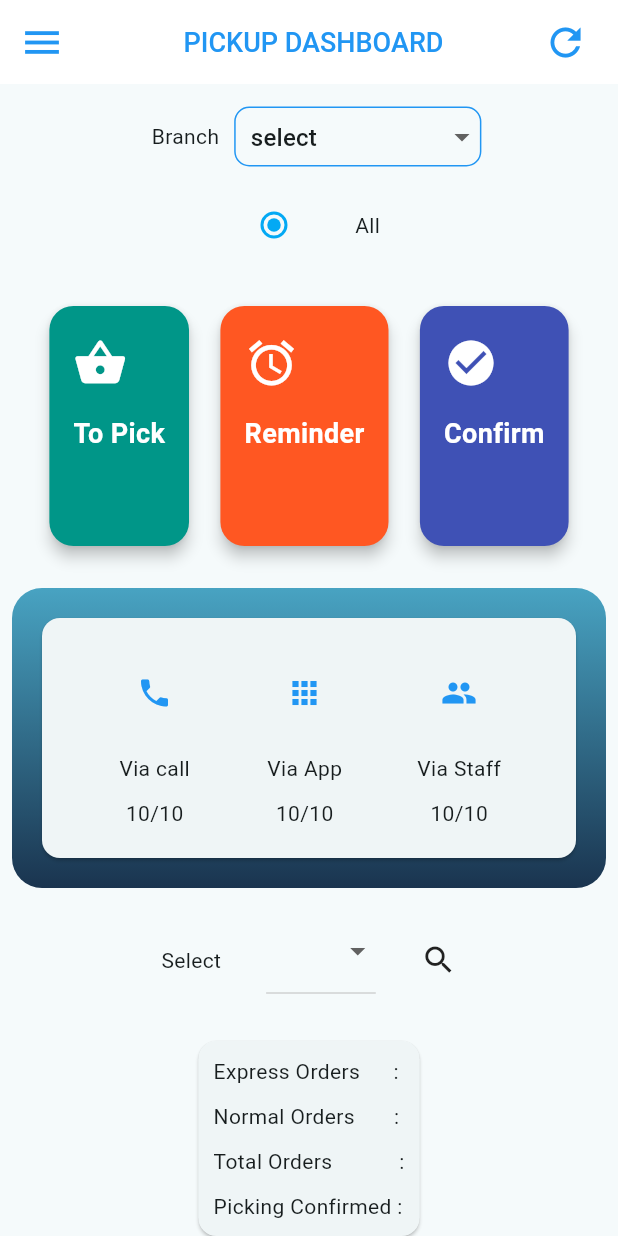
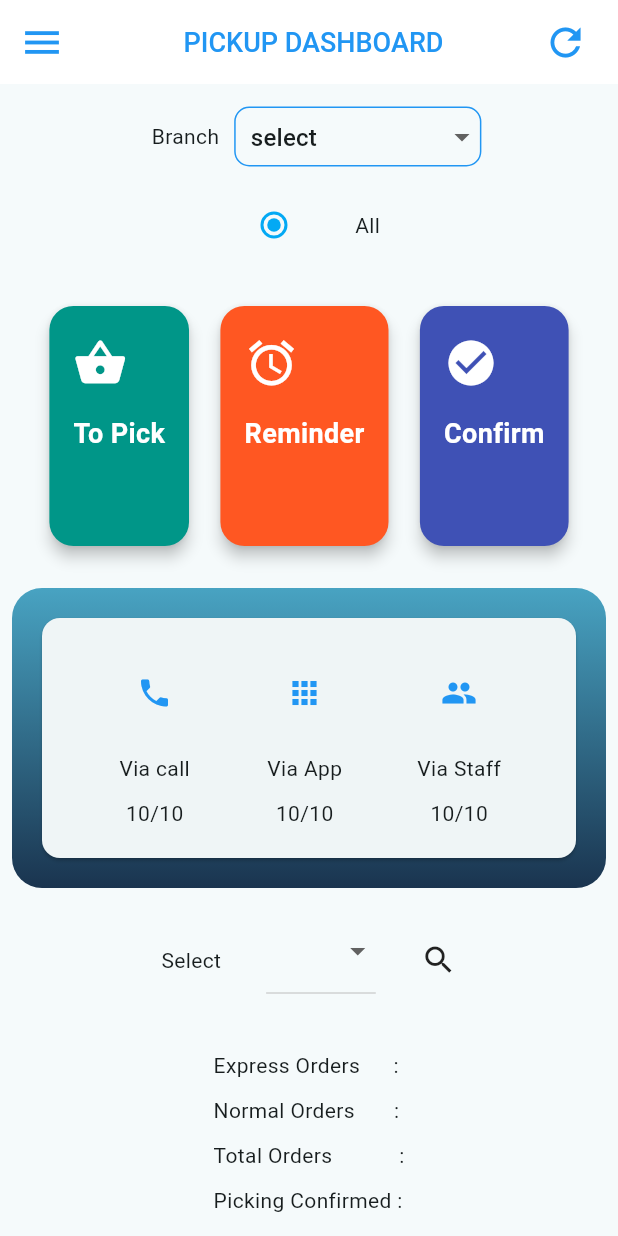
Before and after one commit to abhisheksr227/integrate3_screen, a Flutter app: the Pickupdashboard screen opened directly, on a phone screen of 412 x 824 dp. Run offline on Flutter 3.47's test engine with Material 2 defaults, Android fonts, the phone set to English and light mode, and no system bars; our stand-ins replace charts_flutter, dots_indicator, fl_chart, google_maps_flutter, pie_chart, share_plus and 1 more; missing offline and left inert: another_stepper.

Commit message:
git commit -m "second commit"

```diff
--- a/lib/Customers/New_complaint.dart
+++ b/lib/Customers/New_complaint.dart
@@ -210,7 +210,7 @@ class _NewComplaintState extends State<NewComplaint> {
                                                             child: Container(
                                                               alignment: Alignment.center,
                                                               child: Text(
-                                                                "Damaged",
+                                                                "8-6-2023",
                                                                 style: TextStyle(color: Colors.black),
                                                               ),
                                                             ),
--- a/lib/Owners/Dashboard/Pickup_Dasboard.dart
+++ b/lib/Owners/Dashboard/Pickup_Dasboard.dart
@@ -270,8 +270,7 @@ class _PickupdashboardState extends State<Pickupdashboard> {
           SizedBox(
             height: 20,
           ),
-          Card(
-            child: Padding(
+          Padding(
             padding: const EdgeInsets.all(10.0),
             child: Column(
               mainAxisAlignment: MainAxisAlignment.start,
@@ -293,7 +292,6 @@ class _PickupdashboardState extends State<Pickupdashboard> {
               ],
             ),
           ),
-          ),
           Padding(
             padding: const EdgeInsets.only(left: 20),
             child: Row(
@@ -303,8 +301,8 @@ class _PickupdashboardState extends State<Pickupdashboard> {
           Padding(
             padding: const EdgeInsets.all(8.0),
             child: Card(
-              color: CupertinoColors.white,
-              elevation: 5,
+              surfaceTintColor: Colors.white,
+              elevation: 2,
               child: Column(
                 children: [
                   SizedBox(
@@ -318,7 +316,7 @@ class _PickupdashboardState extends State<Pickupdashboard> {
                         crossAxisAlignment: CrossAxisAlignment.end,
                         children: [
                           SizedBox(
-                              height: 240,
+                              height: MediaQuery.of(context).size.height*0.5,
                               width: MediaQuery.of(context).size.width+130,
                               child: ListView.builder(
                                   itemCount: 1,
@@ -402,8 +400,8 @@ class _PickupdashboardState extends State<Pickupdashboard> {
                                                               FontWeight.bold),
                                                     ))),
                                           ])),
-                                      Container(
-                                        height: 200,
+                                      SizedBox(
+                                        height: MediaQuery.of(context).size.height*0.45,
                                         width: MediaQuery.of(context).size.width+130,
                                         child: ListView.separated(
                                             separatorBuilder: (context, index) {
@@ -416,7 +414,7 @@ class _PickupdashboardState extends State<Pickupdashboard> {
                                             },
                                             padding: EdgeInsets.zero,
                                             physics: ClampingScrollPhysics(),
-                                            itemCount: 6,
+                                            itemCount: 15,
                                             itemBuilder: (BuildContext context,
                                                 int rowIndex) {
                                               return SizedBox(
@@ -565,8 +563,8 @@ class _PickupdashboardState extends State<Pickupdashboard> {
               Padding(
                 padding: const EdgeInsets.all(8.0),
                 child: Card(
-                  color: CupertinoColors.white,
-                  elevation: 5,
+                  surfaceTintColor: Colors.white,
+                  elevation: 2,
                   child: Column(
                     children: [
                       SizedBox(
@@ -580,7 +578,7 @@ class _PickupdashboardState extends State<Pickupdashboard> {
                             crossAxisAlignment: CrossAxisAlignment.end,
                             children: [
                               SizedBox(
-                                  height: 240,
+                                  height: MediaQuery.of(context).size.height*0.5,
                                   width: MediaQuery.of(context).size.width+130,
                                   child: ListView.builder(
                                       itemCount: 1,
@@ -665,7 +663,7 @@ class _PickupdashboardState extends State<Pickupdashboard> {
                                                         ))),
                                               ])),
                                           Container(
-                                            height: 200,
+                                            height: MediaQuery.of(context).size.height*0.45,
                                             width: MediaQuery.of(context).size.width+130,
                                             child: ListView.separated(
                                                 separatorBuilder: (context, index) {
@@ -827,8 +825,8 @@ class _PickupdashboardState extends State<Pickupdashboard> {
               Padding(
                 padding: const EdgeInsets.all(8.0),
                 child: Card(
-                  color: CupertinoColors.white,
-                  elevation: 5,
+                  surfaceTintColor: CupertinoColors.white,
+                  elevation: 2,
                   child: Column(
                     children: [
                       SizedBox(
@@ -842,7 +840,7 @@ class _PickupdashboardState extends State<Pickupdashboard> {
                             crossAxisAlignment: CrossAxisAlignment.end,
                             children: [
                               SizedBox(
-                                  height: 240,
+                                  height: MediaQuery.of(context).size.height*0.5,
                                   width: MediaQuery.of(context).size.width+130,
                                   child: ListView.builder(
                                       itemCount: 1,
@@ -927,7 +925,7 @@ class _PickupdashboardState extends State<Pickupdashboard> {
                                                         ))),
                                               ])),
                                           Container(
-                                            height: 200,
+                                            height: MediaQuery.of(context).size.height*0.45,
                                             width: MediaQuery.of(context).size.width+130,
                                             child: ListView.separated(
                                                 separatorBuilder: (context, index) {
@@ -1089,8 +1087,8 @@ class _PickupdashboardState extends State<Pickupdashboard> {
               Padding(
                 padding: const EdgeInsets.all(8.0),
                 child: Card(
-                  color: CupertinoColors.white,
-                  elevation: 5,
+                  surfaceTintColor: CupertinoColors.white,
+                  elevation: 2,
                   child: Column(
                     children: [
                       SizedBox(
@@ -1104,7 +1102,7 @@ class _PickupdashboardState extends State<Pickupdashboard> {
                             crossAxisAlignment: CrossAxisAlignment.end,
                             children: [
                               SizedBox(
-                                  height: 240,
+                                  height: MediaQuery.of(context).size.height*0.5,
                                   width: MediaQuery.of(context).size.width+130,
                                   child: ListView.builder(
                                       itemCount: 1,
@@ -1188,8 +1186,8 @@ class _PickupdashboardState extends State<Pickupdashboard> {
                                                               FontWeight.bold),
                                                         ))),
                                               ])),
-                                          Container(
-                                            height: 200,
+                                          SizedBox(
+                                            height: MediaQuery.of(context).size.height*0.45,
                                             width: MediaQuery.of(context).size.width+130,
                                             child: ListView.separated(
                                                 separatorBuilder: (context, index) {
@@ -1342,7 +1340,13 @@ class _PickupdashboardState extends State<Pickupdashboard> {
           SizedBox(
             height: 50,
           ),
-          Card(child: Text("Category Wise Allocation")),
+          Card(child: Padding(
+            padding: const EdgeInsets.all(8.0),
+            child: Text("Category Wise Allocation"),
+          )),
+              SizedBox(
+                height: 20,
+              ),
           Row(
             mainAxisAlignment: MainAxisAlignment.center,
             crossAxisAlignment: CrossAxisAlignment.center,
@@ -1372,9 +1376,6 @@ class _PickupdashboardState extends State<Pickupdashboard> {
               Text('Monthly'),
             ],
           ),
-          Row(
-            mainAxisAlignment: MainAxisAlignment.end,
-            children: [
           PieChart(
             dataMap: dataMap,
             colorList: colorList,
@@ -1384,8 +1385,6 @@ class _PickupdashboardState extends State<Pickupdashboard> {
             chartValuesOptions: ChartValuesOptions(
                 showChartValues: false, showChartValueBackground: false),
             legendOptions: LegendOptions(showLegends: false),
-              )
-            ],
           ),
           Padding(
             padding: const EdgeInsets.all(8.0),
@@ -1410,7 +1409,10 @@ class _PickupdashboardState extends State<Pickupdashboard> {
           Padding(
             padding: EdgeInsets.all(15.0),
             child: Card(
+              child: Padding(
+                padding: const EdgeInsets.all(8.0),
                 child: Text("Order v/s Processing"),
+              ),
             ),
           ),
           Text("Last 7 days "),
```
Also changed, not shown: lib/Owners/Dashboard/Client dashboard.dart (+10 -8 lines), lib/Owners/Dashboard/Collection_Dashboard_90.dart (+14 -18 lines), lib/Owners/Dashboard/Dashboaed_86.dart (+7 -5 lines), lib/Owners/Dashboard/Delivered_dashboard.dart (+16 -12 lines), lib/Owners/Dashboard/Dispatch_dashboard.dart (+13 -21 lines), lib/Owners/Dashboard/Service_dashboard_87.dart (+14 -14 lines), lib/Owners/Dashboard/Staff_Dashboard92.dart (+5 -4 lines), lib/Owners/Dashboard/dashboard_85change.dart (+12 -12 lines). Lines whose indentation alone changed are shown as unchanged.
